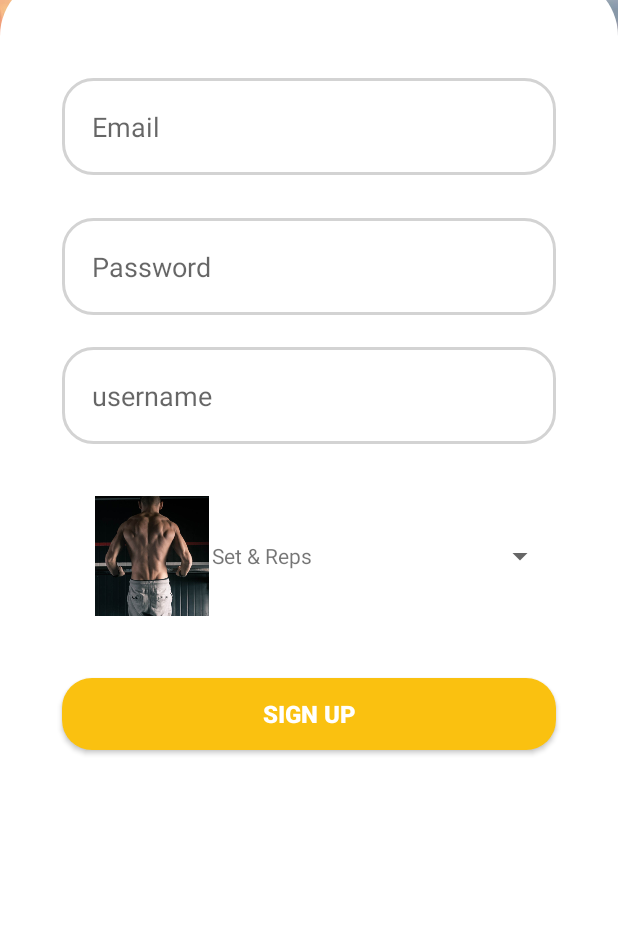
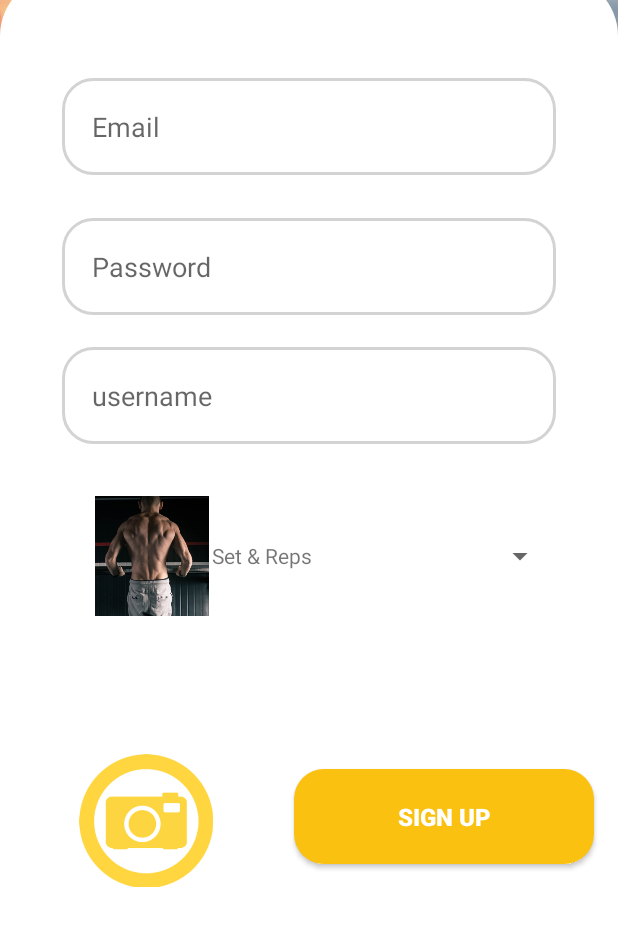
Before and after one commit to Berserker7x/Street-Workout-App-SW4life-, an Android app: the Sign screen opened directly, with no data from a screen before it, on a phone screen of 412 x 824 dp, the part 296-1236 px from its top. Run offline under Robolectric (Android 15) with nearby library versions, the phone set to English and light mode, and no system bars; our stand-ins replace Firebase (no records; nobody signed in at launch, a user with empty details on screens opened directly).

Commit message:
Sign Up add image

```diff
--- a/app/build.gradle
+++ b/app/build.gradle
@@ -44,7 +44,8 @@ dependencies {
     implementation 'com.google.firebase:firebase-auth:21.0.2'
     implementation 'androidx.drawerlayout:drawerlayout:1.1.1'
     implementation 'androidx.legacy:legacy-support-v4:1.0.0'
-
+    implementation 'com.google.firebase:firebase-storage:20.0.1'
+    implementation 'org.jetbrains:annotations:15.0'
 
 
     compile 'com.android.support.constraint:constraint-layout:1.0.2'
@@ -75,6 +76,7 @@ dependencies {
 
     compile 'com.google.android.gms:play-services-auth:12.0.1'
     implementation 'de.hdodenhof:circleimageview:3.1.0'
+    implementation 'com.google.firebase:firebase-storage:19.1.0'
 
     implementation 'com.google.android.material:material:1.5.0-alpha02'
     implementation 'androidx.recyclerview:recyclerview:1.0.0'
--- a/app/src/main/AndroidManifest.xml
+++ b/app/src/main/AndroidManifest.xml
@@ -1,9 +1,11 @@
 <?xml version="1.0" encoding="utf-8"?>
 <manifest xmlns:android="http://schemas.android.com/apk/res/android"
+    xmlns:tools="http://schemas.android.com/tools"
     package="com.example.firstapp">
 
     <uses-permission android:name="android.permission.ACCESS_FINE_LOCATION" />
     <uses-permission android:name="android.permission.INTERNET" />
+    <uses-permission android:name="android.permission.READ_EXTERNAL_STORAGE" />
 
     <application
         android:allowBackup="true"
@@ -31,4 +33,6 @@
         <activity android:name=".MainActivity" />
     </application>
 
+
+
 </manifest>
--- a/app/src/main/java/com/example/firstapp/Askmain.java
+++ b/app/src/main/java/com/example/firstapp/Askmain.java
@@ -21,6 +21,7 @@ public class Askmain extends AppCompatActivity {
         setContentView(R.layout.activity_askmain);
        final Button firstFragmentBtn=findViewById(R.id.fragbtn1);
       final  Button  secondFragmentBtn=findViewById(R.id.fragbtn2);
+        replaceFragment(new qst_hub());
 
 
         firstFragmentBtn.setOnClickListener(new View.OnClickListener() {
--- a/app/src/main/res/layout/signuptab.xml
+++ b/app/src/main/res/layout/signuptab.xml
@@ -44,6 +44,36 @@
                 tools:ignore="MissingConstraints"
                 tools:layout_editor_absoluteX="0dp"
                 tools:layout_editor_absoluteY="16dp" />
+
+            <ImageView
+                android:id="@+id/addcamera"
+                android:layout_width="100dp"
+                android:layout_height="96dp"
+                app:layout_constraintBottom_toBottomOf="parent"
+                app:layout_constraintEnd_toStartOf="@+id/button2"
+                app:layout_constraintHorizontal_bias="0.494"
+                app:layout_constraintStart_toStartOf="parent"
+                app:layout_constraintTop_toTopOf="parent"
+                app:layout_constraintVertical_bias="0.936"
+                app:srcCompat="@drawable/camera" />
+
+            <Button
+                android:id="@+id/button2"
+                android:layout_width="200dp"
+                android:layout_height="63dp"
+                android:layout_marginEnd="16dp"
+                android:background="@drawable/buttonstyle"
+                android:text="Sign Up"
+                android:textColor="@color/white"
+                android:textSize="16dp"
+
+
+                android:textStyle="bold"
+                app:layout_constraintBottom_toBottomOf="parent"
+                app:layout_constraintEnd_toEndOf="parent"
+                app:layout_constraintTop_toTopOf="parent"
+                app:layout_constraintVertical_bias="0.913"
+                app:layout_constraintWidth_percent=".8" />
         </androidx.constraintlayout.widget.ConstraintLayout>
 
         <com.google.android.material.tabs.TabLayout
@@ -108,24 +138,6 @@
         app:layout_constraintVertical_bias="0.065"
         app:layout_constraintWidth_percent=".8" />
 
-    <Button
-        android:id="@+id/button2"
-        android:layout_width="0dp"
-        android:layout_height="wrap_content"
-        android:background="@drawable/buttonstyle"
-        android:text="Sign Up"
-        android:textColor="@color/white"
-        android:textSize="16dp"
-        android:textStyle="bold"
-        app:layout_constraintBottom_toBottomOf="parent"
-        app:layout_constraintEnd_toEndOf="parent"
-        app:layout_constraintStart_toStartOf="parent"
-
-
-        app:layout_constraintTop_toTopOf="parent"
-        app:layout_constraintVertical_bias="0.837"
-        app:layout_constraintWidth_percent=".8" />
-
     <EditText
         android:id="@+id/username"
         android:layout_width="0dp"
```
Also changed, not shown: app/src/main/java/com/example/firstapp/Sign.java (+134 -5 lines), app/src/main/java/com/example/firstapp/Upload.java (added, +23 -0 lines), app/src/main/res/drawable/camera.png (added).
